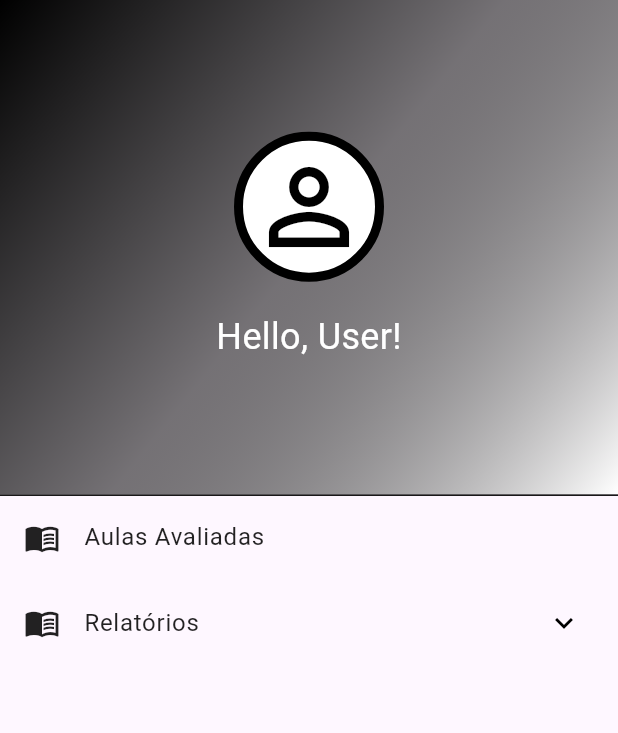
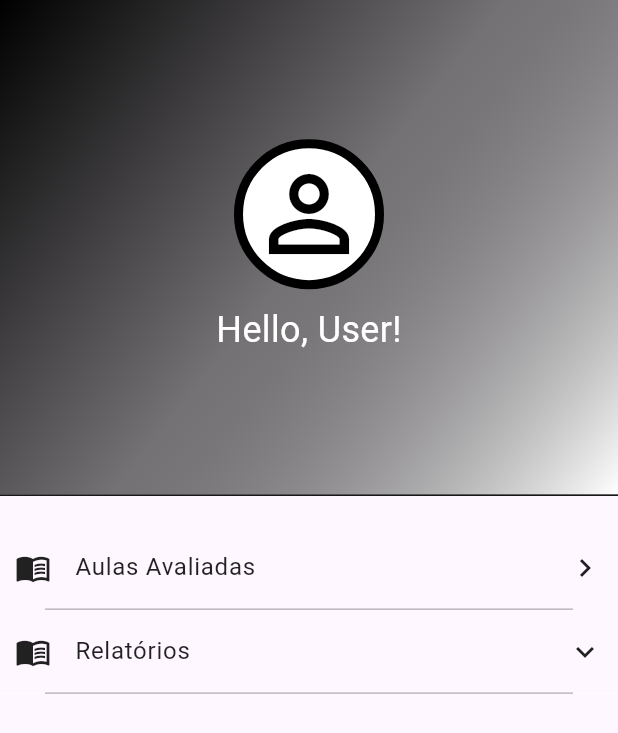
Before and after one commit to thaleslagemann/pgdbapp, a Flutter app: the screen it shows after launch, on a phone screen of 412 x 824 dp. Shown: the top 733 px of the screen. Run offline on Flutter 3.47's test engine with Material 2 defaults, Android fonts, the phone set to English and light mode, and no system bars.

Commit message:
adjustment: small tweaks on ui elements

```diff
--- a/lib/home-page/home-page.dart
+++ b/lib/home-page/home-page.dart
@@ -3,6 +3,8 @@
 import 'package:flutter/material.dart';
 
 class HomePage extends StatefulWidget {
+  const HomePage({super.key});
+
   @override
   HomePageState createState() => HomePageState();
 }
@@ -47,7 +49,7 @@ class HomePageState extends State<HomePage> {
                           size: 80,
                         ),
                       ),
-                      SizedBox(height: 20),
+                      SizedBox(height: 10),
                       Center(
                         child: Text('Hello, User!', style: TextStyle(fontSize: 24, fontWeight: FontWeight.w400, color: Colors.white)),
                       ),
@@ -68,20 +70,38 @@ class HomePageState extends State<HomePage> {
                 children: [
                   Expanded(
                     child: ListView(
-                      shrinkWrap: true,
                       children: [
+                        SizedBox(
+                          height: 20,
+                        ),
                         ListTile(
+                          contentPadding: EdgeInsets.symmetric(horizontal: 10),
                           leading: Icon(Icons.menu_book, color: Colors.black87),
+                          trailing: Icon(Icons.keyboard_arrow_right, color: Colors.black87),
                           title: Text('Aulas Avaliadas', style: TextStyle(color: Colors.black87)),
+                          onTap: () {
+                            setState(() {
+                              Navigator.push(context, MaterialPageRoute(builder: (context) => HomePage()));
+                            });
+                          },
+                        ),
+                        Container(
+                          padding: EdgeInsets.symmetric(horizontal: 30),
+                          child: Divider(
+                            thickness: 1,
+                            color: Colors.black26,
+                            height: 0,
+                          ),
                         ),
                         ExpansionTile(
+                          tilePadding: EdgeInsets.symmetric(horizontal: 10),
                           leading: Icon(
                             Icons.menu_book,
                             color: Colors.black87,
                           ),
                           trailing: Icon(
                             _customTileExpanded ? Icons.keyboard_arrow_up : Icons.keyboard_arrow_down,
-                            color: Colors.black,
+                            color: Colors.black87,
                           ),
                           iconColor: Colors.black,
                           textColor: Colors.black,
@@ -90,7 +110,8 @@ class HomePageState extends State<HomePage> {
                               _customTileExpanded = !_customTileExpanded;
                             });
                           },
-                          shape: Border.all(width: 0, color: Colors.white),
+                          shape: Border(bottom: BorderSide(color: Colors.white, width: 0)),
+                          collapsedShape: Border(bottom: BorderSide(color: Colors.white, width: 0)),
                           title: Text('Relatórios', style: TextStyle(color: Colors.black87)),
                           children: [
                             Container(
@@ -98,7 +119,12 @@ class HomePageState extends State<HomePage> {
                                 child: Column(
                                   crossAxisAlignment: CrossAxisAlignment.start,
                                   children: [
-                                    ListTile(
+                                    Container(
+                                      margin: EdgeInsets.symmetric(horizontal: 30),
+                                      decoration: BoxDecoration(
+                                          border:
+                                              Border(bottom: BorderSide(color: Colors.black26, width: 1), top: BorderSide(color: Colors.black26, width: 1))),
+                                      child: ListTile(
                                         title: Text(
                                           'Diários',
                                           style: TextStyle(fontSize: 16, color: Colors.black54),
@@ -108,7 +134,11 @@ class HomePageState extends State<HomePage> {
                                           setState(() {});
                                         },
                                       ),
-                                    ListTile(
+                                    ),
+                                    Container(
+                                      margin: EdgeInsets.symmetric(horizontal: 30),
+                                      decoration: BoxDecoration(border: Border(bottom: BorderSide(color: Colors.black26, width: 1))),
+                                      child: ListTile(
                                         title: Text(
                                           'Semanais',
                                           style: TextStyle(fontSize: 16, color: Colors.black54),
@@ -118,7 +148,11 @@ class HomePageState extends State<HomePage> {
                                           setState(() {});
                                         },
                                       ),
-                                    ListTile(
+                                    ),
+                                    Container(
+                                      margin: EdgeInsets.symmetric(horizontal: 30),
+                                      decoration: BoxDecoration(border: Border(bottom: BorderSide(color: Colors.black26, width: 1))),
+                                      child: ListTile(
                                         title: Text(
                                           'Mensais',
                                           style: TextStyle(fontSize: 16, color: Colors.black54),
@@ -128,7 +162,11 @@ class HomePageState extends State<HomePage> {
                                           setState(() {});
                                         },
                                       ),
-                                    ListTile(
+                                    ),
+                                    Container(
+                                      margin: EdgeInsets.symmetric(horizontal: 30),
+                                      decoration: BoxDecoration(border: Border(bottom: BorderSide(color: Colors.black26, width: 1))),
+                                      child: ListTile(
                                         title: Text(
                                           'Anuais',
                                           style: TextStyle(fontSize: 16, color: Colors.black54),
@@ -138,9 +176,18 @@ class HomePageState extends State<HomePage> {
                                           setState(() {});
                                         },
                                       ),
+                                    ),
                                   ],
                                 ))
                           ],
+                        ),
+                        Container(
+                          padding: EdgeInsets.symmetric(horizontal: 30),
+                          child: Divider(
+                            thickness: 1,
+                            color: _customTileExpanded ? Color.fromRGBO(0, 0, 0, 0) : Colors.black26,
+                            height: 0,
+                          ),
                         ),
                       ],
                     ),
```
Lines whose indentation alone changed are shown as unchanged.
